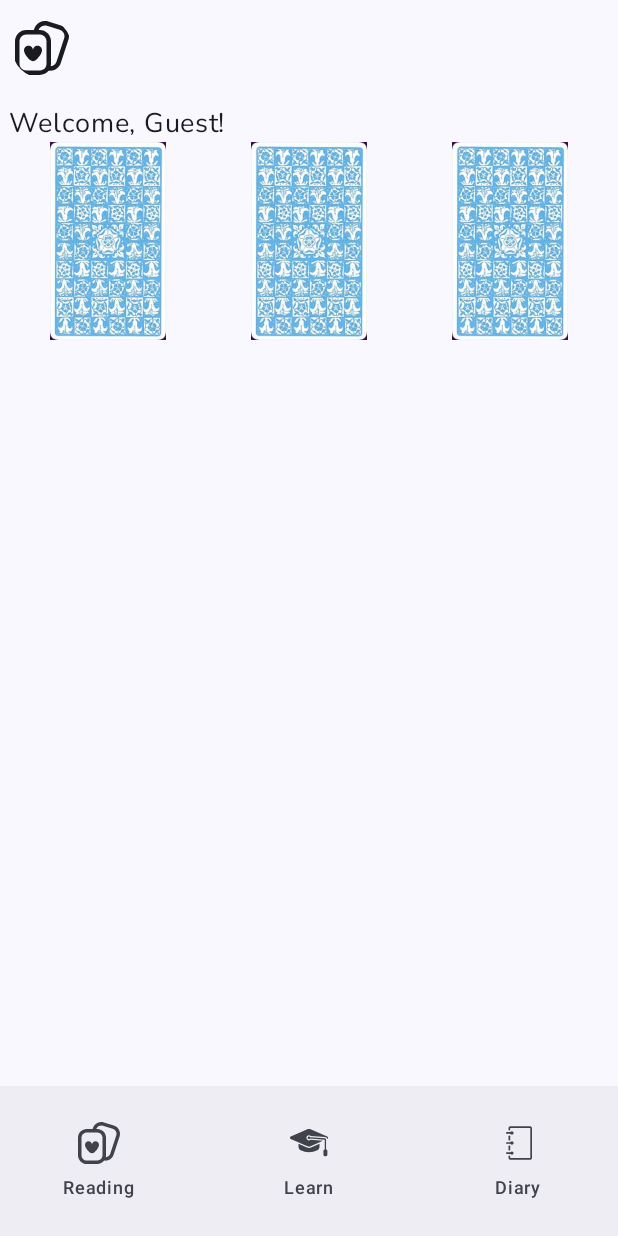
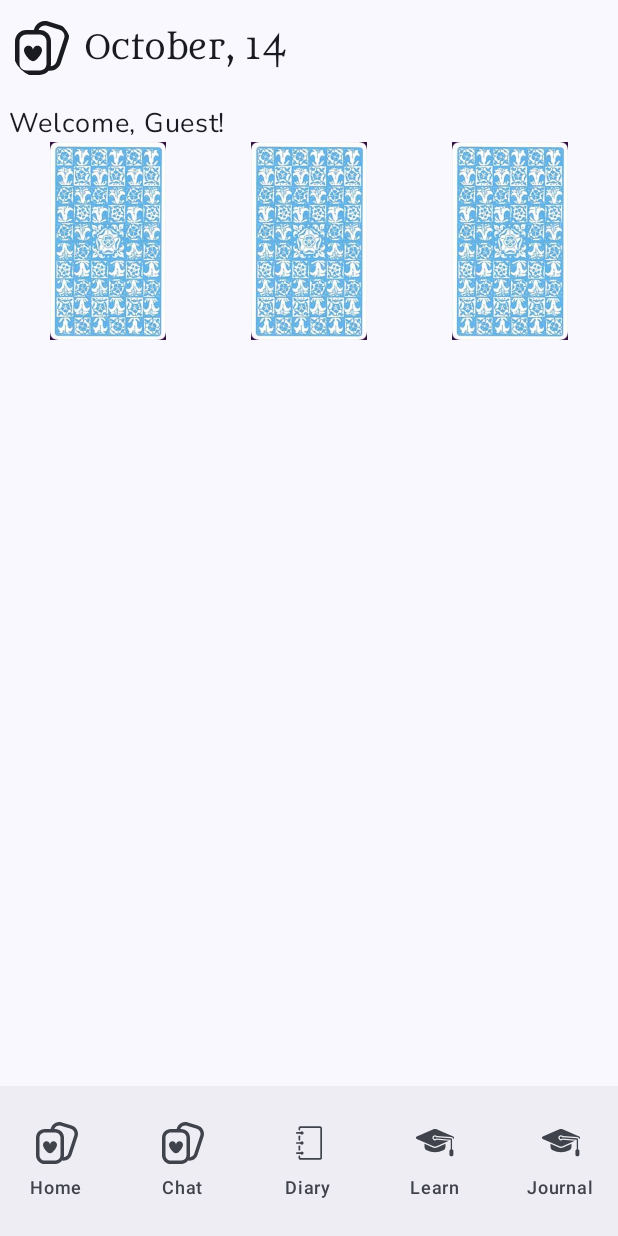
Before and after one commit to chlenPolitbureau/ai-tarot-reader-android-app, an Android app built with Jetpack Compose: the screen it shows after launch (MainActivity), after a tap on "Next", on a phone screen of 412 x 824 dp. Run offline under Robolectric (Android 15) with nearby library versions, the phone set to English and light mode, and no system bars; our stand-ins replace constraintlayout-compose.

Commit message:
Navigation AppSettings Journal

```diff
--- a/app/build.gradle.kts
+++ b/app/build.gradle.kts
@@ -2,6 +2,7 @@ plugins {
     alias(libs.plugins.android.application)
     alias(libs.plugins.jetbrains.kotlin.android)
     alias(libs.plugins.kotlin.serialization)
+//    id("com.google.protobuf") version "0.9.1"
 //    id("org.jetbrains.kotlin.plugin.serialization") version "1.8.10"
 }
 
@@ -71,6 +72,7 @@ dependencies {
     implementation("androidx.lifecycle:lifecycle-viewmodel-compose:2.6.2")
     implementation("androidx.compose.runtime:runtime-livedata:1.5.4")
     implementation("org.jetbrains.kotlinx:kotlinx-serialization-json:1.6.0")
+    implementation("org.jetbrains.kotlinx:kotlinx-collections-immutable:0.3.5")
     implementation("androidx.compose.material3:material3:1.3.0")
     implementation("com.squareup.retrofit2:retrofit:2.9.0")
     implementation("com.squareup.retrofit2:converter-moshi:2.9.0")
@@ -78,6 +80,8 @@ dependencies {
     implementation("com.squareup.moshi:moshi-kotlin:1.14.0")
     implementation("com.jakewharton.retrofit:retrofit2-kotlinx-serialization-converter:1.0.0")
     implementation("com.squareup.okhttp3:logging-interceptor:4.11.0")
+    implementation("androidx.datastore:datastore:1.1.1")
+    implementation ("com.google.protobuf:protobuf-javalite:3.10.0")
     implementation(libs.material)
     implementation(libs.navigation.compose)
     implementation(libs.kotlinx.serialization.json)
@@ -88,4 +92,5 @@ dependencies {
     androidTestImplementation(libs.androidx.ui.test.junit4)
     debugImplementation(libs.androidx.ui.tooling)
     debugImplementation(libs.androidx.ui.test.manifest)
+    implementation(kotlin("script-runtime"))
 }
--- /dev/null
+++ b/app/src/main/java/com/tarotreader/app/AppSettings.kt
@@ -0,0 +1,50 @@
+package com.tarotreader.app
+
+import com.tarotreader.app.model.Prediction
+import kotlinx.collections.immutable.PersistentList
+import kotlinx.collections.immutable.persistentListOf
+import kotlinx.collections.immutable.toPersistentList
+import kotlinx.serialization.ExperimentalSerializationApi
+import kotlinx.serialization.KSerializer
+import kotlinx.serialization.Serializable
+import kotlinx.serialization.Serializer
+import kotlinx.serialization.builtins.ListSerializer
+import kotlinx.serialization.descriptors.SerialDescriptor
+import kotlinx.serialization.descriptors.serialDescriptor
+import kotlinx.serialization.encoding.Decoder
+import kotlinx.serialization.encoding.Encoder
+
+@Serializable
+data class AppSettings (
+    @Serializable(with = MyPersistentListSerializer::class)
+    val predictions: PersistentList<Prediction> = persistentListOf(),
+    val language: Language = Language.ENGLISH
+)
+
+enum class Language {
+    ENGLISH, RUSSIAN, SPANISH
+}
+
+@OptIn(ExperimentalSerializationApi::class)
+@Serializer(forClass = PersistentList::class)
+class MyPersistentListSerializer(
+    private val serializer: KSerializer<String>,
+) : KSerializer<PersistentList<String>> {
+
+    private class PersistentListDescriptor :
+        SerialDescriptor by serialDescriptor<List<String>>() {
+        @ExperimentalSerializationApi
+        override val serialName: String = "kotlinx.serialization.immutable.persistentList"
+    }
+
+    override val descriptor: SerialDescriptor = PersistentListDescriptor()
+
+    override fun serialize(encoder: Encoder, value: PersistentList<String>) {
+        return ListSerializer(serializer).serialize(encoder, value)
+    }
+
+    override fun deserialize(decoder: Decoder): PersistentList<String> {
+        return ListSerializer(serializer).deserialize(decoder).toPersistentList()
+    }
+
+}
--- a/app/src/main/java/com/tarotreader/app/MainActivity.kt
+++ b/app/src/main/java/com/tarotreader/app/MainActivity.kt
@@ -1,25 +1,63 @@
 package com.tarotreader.app
 
+import android.content.Context
+import android.os.Build
 import android.os.Bundle
 import androidx.activity.ComponentActivity
 import androidx.activity.compose.setContent
 import androidx.activity.enableEdgeToEdge
+import androidx.annotation.RequiresApi
+import androidx.compose.runtime.collectAsState
+import androidx.datastore.dataStore
+import androidx.lifecycle.ViewModelProvider
 import androidx.lifecycle.viewmodel.compose.viewModel
 import com.tarotreader.app.model.ChatViewModel
+import com.tarotreader.app.model.ChatViewModelFactory
+import com.tarotreader.app.model.Prediction
 import com.tarotreader.app.ui.theme.TarotReaderTheme
+import kotlinx.collections.immutable.mutate
+
+val Context.dataStore by dataStore("settings.json", AppSettingsSerializer)
 
 class MainActivity : ComponentActivity() {
+    @RequiresApi(Build.VERSION_CODES.O)
     override fun onCreate(savedInstanceState: Bundle?) {
         super.onCreate(savedInstanceState)
         enableEdgeToEdge()
         setContent {
             TarotReaderTheme {
-                val chatViewModel = viewModel<ChatViewModel>()
+//                val dataStore = dataStore.data.collectAsState(
+//                    initial = AppSettings()
+//                )
+                val dataStore = dataStore
+                val viewModelFactory = ChatViewModelFactory(dataStore)
+                val chatViewModel = ViewModelProvider(this, viewModelFactory)[ChatViewModel::class.java]
+//                val chatViewModel = viewModel<ChatViewModel>() // main Viewmodel initiator
+//                val chatViewModel = ChatViewModel(dataStore=dataStore)
                 TarotReaderApp(
+                    dataStore = dataStore,
                     chatViewModel = chatViewModel,
                     context = this
                 )
             }
         }
     }
+
+    private suspend fun setLanguage(language: Language) {
+        dataStore.updateData {
+            it.copy(
+                language = language
+            )
+        }
+    }
+
+    private suspend fun addPrediction(prediction: Prediction) {
+        dataStore.updateData {
+            it.copy(
+                predictions = it.predictions.mutate {
+                    it.add(prediction)
+                }
+            )
+        }
+    }
 }
--- a/app/src/main/java/com/tarotreader/app/TarotReaderApp.kt
+++ b/app/src/main/java/com/tarotreader/app/TarotReaderApp.kt
@@ -1,16 +1,11 @@
 package com.tarotreader.app
 
 import android.content.Context
-import androidx.annotation.DrawableRes
-import androidx.annotation.StringRes
-import androidx.compose.foundation.Image
-import androidx.compose.foundation.layout.Arrangement
-import androidx.compose.foundation.layout.Column
-import androidx.compose.foundation.layout.fillMaxWidth
+import android.os.Build
+import androidx.annotation.RequiresApi
 import androidx.compose.foundation.layout.height
 import androidx.compose.foundation.layout.padding
 import androidx.compose.foundation.layout.size
-import androidx.compose.foundation.lazy.LazyRow
 import androidx.compose.material3.DrawerState
 import androidx.compose.material3.DrawerValue
 import androidx.compose.material3.ExperimentalMaterial3Api
@@ -23,25 +18,24 @@ import androidx.compose.material3.Text
 import androidx.compose.material3.TopAppBar
 import androidx.compose.material3.rememberDrawerState
 import androidx.compose.runtime.Composable
+import androidx.compose.runtime.State
+import androidx.compose.runtime.collectAsState
 import androidx.compose.runtime.getValue
+import androidx.compose.runtime.mutableStateOf
+import androidx.compose.runtime.remember
 import androidx.compose.runtime.rememberCoroutineScope
-import androidx.compose.ui.Alignment
 import androidx.compose.ui.Modifier
-import androidx.compose.ui.draw.clip
-import androidx.compose.ui.graphics.RectangleShape
 import androidx.compose.ui.res.painterResource
 import androidx.compose.ui.res.stringResource
 import androidx.compose.ui.unit.dp
+import androidx.datastore.core.DataStore
 import androidx.navigation.NavHostController
-import androidx.navigation.NavType
 import androidx.navigation.compose.NavHost
 import androidx.navigation.compose.composable
 import androidx.navigation.compose.currentBackStackEntryAsState
 import androidx.navigation.compose.rememberNavController
-import androidx.navigation.navArgument
-import com.tarotreader.app.data.AppRoutes
-import com.tarotreader.app.data.BottomAppBarDataSource
-import com.tarotreader.app.model.BottomBarMenuItem
+import androidx.navigation.toRoute
+import com.tarotreader.app.data.BottomBarMenuItem
 import com.tarotreader.app.model.ChatViewModel
 import com.tarotreader.app.ui.ChatView
 import com.tarotreader.app.ui.ContentTabs
@@ -49,77 +43,115 @@ import com.tarotreader.app.ui.ContentViewPage
 import com.tarotreader.app.ui.FeatureDescriptionScreen
 import com.tarotreader.app.ui.MainScreen
 import com.tarotreader.app.ui.NavDrawer
+import com.tarotreader.app.ui.PredictionHistoryView
+import kotlinx.coroutines.flow.StateFlow
 import kotlinx.coroutines.launch
+import kotlinx.serialization.Serializable
+import java.time.LocalDate
+import java.time.format.DateTimeFormatter
 
 
+@RequiresApi(Build.VERSION_CODES.O)
 @Composable
 fun TarotReaderApp(
     context: Context,
+    dataStore: DataStore<AppSettings>,
     chatViewModel: ChatViewModel,
-    navController: NavHostController = rememberNavController(),
-    items: List<BottomBarMenuItem> = BottomAppBarDataSource.items
+    navController: NavHostController = rememberNavController()
 ) {
     val backStackEntry by navController.currentBackStackEntryAsState()
-    val currentScreen = AppRoutes.valueOf(
-        backStackEntry?.destination?.route ?: AppRoutes.Main.name
+    val currentScreen = backStackEntry?.destination
+        ?.route?.removePrefix("com.tarotreader.app.") ?: ""
+    val screenTitle = remember { mutableStateOf("") }
+    val currentDate = LocalDate.now()
+    val formatter = DateTimeFormatter.ofPattern("MMMM, dd")
+    val showBars = remember { mutableStateOf(true) }
+
+    val contentType = remember { mutableStateOf("") }
+
+    val dataStoreState = dataStore.data.collectAsState(
+        initial = AppSettings()
     )
+
+    fun updateContentType(name: String) {
+        contentType.value = name
+    }
+
+
+    if (currentScreen == "Intro") {
+            showBars.value = false
+        }
+    else if (currentScreen == "Main") {
+            screenTitle.value = currentDate.format(formatter)
+            showBars.value = true
+        }
+    else if (currentScreen.contains("Content") ) {
+            screenTitle.value = "About the ${contentType.value}"
+        }
+    else {
+        screenTitle.value = currentScreen
+    }
 
     Scaffold(
         topBar = {
+            if(showBars.value) {
                 TarotReaderAppBar(
-                currentScreen = currentScreen,
-                canNavigateBack = navController.previousBackStackEntry != null,
-                navigateUp = { navController.navigateUp() }
+                    currentScreen = screenTitle.value,
                 )
+            }
         },
         bottomBar = {
+            if(showBars.value) {
                 RealBottomBar(
                     currentScreen = currentScreen,
-                items = items,
                     navController = navController
                 )
+            }
         }
     ) {
         innerPadding ->
         NavHost(
             navController = navController,
-            startDestination = AppRoutes.Intro.name,
+            startDestination = Intro,
             modifier = Modifier.padding(innerPadding)
         ) {
-            val contentRoute = "content/{type}/{id}"
-
-            composable(route = AppRoutes.Intro.name) {
+            composable<Intro> {
                 FeatureDescriptionScreen(
                     onNextButtonClicked = {
-                        navController.navigate(AppRoutes.Main.name)
+                        navController.navigate(Main)
                     }
                 )
             }
-            composable(route = AppRoutes.Main.name) {
+            composable<Main> {
                 MainScreen(
                     navController = navController
                 )
             }
-            composable(route = AppRoutes.Chat.name) {
+            composable<Chat> {
                 ChatView(
                     chatViewModel = chatViewModel
                 )
             }
-            composable(route = AppRoutes.Learn.name) {
+            composable<Learn> {
                 ContentTabs(
                     navController = navController
                 )
             }
-            composable(
-                route = contentRoute,
-                arguments = listOf(
-                    navArgument("type") { type = NavType.StringType },
-                    navArgument("id") { type = NavType.StringType }
+            composable<Journal> {
+                PredictionHistoryView(
+                    predictions = dataStoreState.value.predictions,
+//                    navController = navController
                 )
-            ) { backStackEntry ->
-                val type = backStackEntry.arguments?.getString("type")
-                val id = backStackEntry.arguments?.getString("id")
-                ContentViewPage(type = type, id = id, onClose = {})
+            }
+            composable<Content> {
+                val args = it.toRoute<Content>()
+                ContentViewPage(
+                    type = args.type,
+                    id = args.id,
+                    postback = ::updateContentType,
+                    onClose = {},
+                    navController = navController
+                )
             }
         }
     }
@@ -128,13 +160,14 @@ fun TarotReaderApp(
 @OptIn(ExperimentalMaterial3Api::class)
 @Composable
 fun TopAppBarClass(
+    screenTitle: String,
     modifier: Modifier = Modifier,
     drawerState: DrawerState
 ) {
     val scope = rememberCoroutineScope()
 
     TopAppBar(
-        title = { },
+        title = { Text(screenTitle) },
         navigationIcon = {
             IconButton(
                 onClick = { scope.launch { drawerState.open() } },
@@ -159,81 +192,53 @@ fun TopAppBarClass(
 @OptIn(ExperimentalMaterial3Api::class)
 @Composable
 fun TarotReaderAppBar(
-    currentScreen: AppRoutes,
-    canNavigateBack: Boolean,
-    navigateUp: () -> Unit,
+    currentScreen: String,
     modifier: Modifier = Modifier
 ) {
     val scope = rememberCoroutineScope()
     val drawerState = rememberDrawerState(DrawerValue.Closed)
 
-    if(currentScreen != AppRoutes.Intro) {
-        TopAppBarClass(modifier, drawerState)
+    TopAppBarClass(currentScreen, modifier, drawerState)
     NavDrawer(
         drawerState = drawerState,
         scope = scope) {
     }
 }
-}
 
-@OptIn(ExperimentalMaterial3Api::class)
 @Composable
-fun TarotReaderBottomBar(
-    currentScreen: AppRoutes,
-    items: List<BottomBarMenuItem>,
+fun RealBottomBar(
+    currentScreen: String,
     navController: NavHostController,
     modifier: Modifier = Modifier
 ) {
-    if(currentScreen != AppRoutes.Intro) {
-        LazyRow (
-            horizontalArrangement = Arrangement.SpaceAround,
-            modifier = Modifier.fillMaxWidth()
-        ) {
-            items(items.size) {
-                    index ->
-                BottomAppBarItem(
-                    text = items[index].title,
-                    icon = items[index].icon,
-                    onClick = { navController.navigate(items[index].route) })
-            }
-        }
-    }
-}
+    val items = listOf(
+        BottomBarMenuItem(
+            text = R.string.home,
+            icon = R.drawable.playing_cards_svgrepo_com,
+            navigate = { navController.navigate(Main) }
+        ),
+        BottomBarMenuItem(
+            text = R.string.chat,
+            icon = R.drawable.playing_cards_svgrepo_com,
+            navigate = { navController.navigate(Chat) }
+        ),
+        BottomBarMenuItem(
+            text = R.string.diary,
+            icon = R.drawable.diary_svgrepo_com,
+            navigate = { navController.navigate(Journal) }
+        ),
+        BottomBarMenuItem(
+            text = R.string.learn,
+            icon = R.drawable.learn_svgrepo_com,
+            navigate = { navController.navigate(Learn) }
+        ),
+        BottomBarMenuItem(
+            text = R.string.journal,
+            icon = R.drawable.learn_svgrepo_com,
+            navigate = { navController.navigate(Journal) }
+        )
 
-@Composable
-fun BottomAppBarItem(
-    @StringRes text: Int,
-    @DrawableRes icon: Int,
-    onClick: () -> Unit,
-    modifier: Modifier = Modifier
-) {
-    Column (
-        horizontalAlignment = Alignment.CenterHorizontally,
-        modifier = modifier
-    ) {
-        IconButton(
-            onClick = onClick
-        ) {
-            Icon(
-                painter = painterResource(id = icon),
-                contentDescription = text.toString(),
-                modifier = Modifier
-                    .clip(RectangleShape)
-                    .padding(4.dp)
     )
-        }
-        Text(stringResource(text))
-    }
-}
-
-@Composable
-fun RealBottomBar(
-    currentScreen: AppRoutes,
-    items: List<BottomBarMenuItem>,
-    navController: NavHostController,
-    modifier: Modifier = Modifier
-) {
-    if(currentScreen != AppRoutes.Intro) {
     NavigationBar(
         modifier = modifier.height(100.dp)
         ) {
@@ -242,15 +247,35 @@ fun RealBottomBar(
                 icon = {
                     Icon(
                         painter = painterResource(id = item.icon),
-                            contentDescription = item.title.toString(),
+                        contentDescription = item.text.toString(),
                         modifier = Modifier.size(28.dp)
                         )
                        },
-                    label = { Text(stringResource(item.title)) },
-                    onClick = { navController.navigate(item.route) },
-                    selected = currentScreen.name == item.route
+                label = { Text(stringResource(item.text)) },
+                onClick = item.navigate,
+                selected = currentScreen == item.text.toString()
             )
         }
     }
 }
-}
+
+@Serializable
+object Intro
+
+@Serializable
+object Main
+
+@Serializable
+object Journal
+
+@Serializable
+object Chat
+
+@Serializable
+object Learn
+
+@Serializable
+data class Content(
+    val type: String,
+    val id: String
+)
--- a/app/src/main/java/com/tarotreader/app/data/BottomAppBarDataSource.kt
+++ b/app/src/main/java/com/tarotreader/app/data/BottomAppBarDataSource.kt
@@ -1,34 +1,10 @@
 package com.tarotreader.app.data
 
+import androidx.annotation.DrawableRes
 import androidx.annotation.StringRes
-import com.tarotreader.app.R
-import com.tarotreader.app.model.BottomBarMenuItem
 
-object BottomAppBarDataSource {
-    val items = listOf(
-        BottomBarMenuItem(
-            title = R.string.Reading,
-            icon = R.drawable.playing_cards_svgrepo_com,
-            route = AppRoutes.Chat.name
-        ),
-        BottomBarMenuItem(
-            title = R.string.Learn,
-            icon = R.drawable.learn_svgrepo_com,
-            route = AppRoutes.Learn.name
-        ),
-        BottomBarMenuItem(
-            title = R.string.Diary,
-            icon = R.drawable.diary_svgrepo_com,
-            route = AppRoutes.Journal.name
-        )
-    )
-}
-
-enum class AppRoutes(@StringRes val title: Int) {
-    Intro(title = R.string.intro),
-    Main(title = R.string.main),
-    Chat(title = R.string.chat),
-    Test(title = R.string.test),
-    Learn(title = R.string.learn),
-    Journal(title = R.string.diary)
-}
+data class BottomBarMenuItem(
+    @StringRes val text: Int,
+    @DrawableRes val icon: Int,
+    val navigate: () -> Unit
+)
--- a/app/src/main/java/com/tarotreader/app/data/RetrofitClient.kt
+++ b/app/src/main/java/com/tarotreader/app/data/RetrofitClient.kt
@@ -9,7 +9,7 @@ import retrofit2.converter.moshi.MoshiConverterFactory
 import java.util.concurrent.TimeUnit
 
 object RetrofitClient {
-    private const val BASE_URL = "http://45.91.171.49:5000/"
+    private const val BASE_URL = "http://45.91.171.49/"
     private val logging = HttpLoggingInterceptor().setLevel(HttpLoggingInterceptor.Level.BODY)
 
     private val okHttpClient = OkHttpClient.Builder()
--- a/app/src/main/java/com/tarotreader/app/model/BottomBarMenuItem.kt
+++ /dev/null
@@ -1,11 +0,0 @@
-package com.tarotreader.app.model
-
-import androidx.annotation.DrawableRes
-import androidx.annotation.StringRes
-import com.tarotreader.app.data.AppRoutes
-
-data class BottomBarMenuItem(
-    @StringRes val title: Int,
-    @DrawableRes val icon: Int,
-    val route: String
-)
--- a/app/src/main/java/com/tarotreader/app/model/CardData.kt
+++ b/app/src/main/java/com/tarotreader/app/model/CardData.kt
@@ -15,7 +15,14 @@ enum class Suites {
     }
 }
 
-enum class TarotCard(val suite: Suites, @DrawableRes val img: Int) {
+enum class TarotCard(
+    val suite: Suites,
+    @DrawableRes val img: Int,
+    val descriptionUpright: String? = null,
+    val descriptionReversed: String? = null,
+    val affiliationUpright: List<String>? = null,
+    val affiliationReversed: List<String>? = null
+) {
     The_Fool(suite = Suites.MAJOR, img = R.drawable.m00),
     The_Magician(suite = Suites.MAJOR, img = R.drawable.m01),
     The_High_Priestess(suite = Suites.MAJOR, img = R.drawable.m02),
--- /dev/null
+++ b/app/src/main/java/com/tarotreader/app/model/ChatViewModelFactory.kt
@@ -0,0 +1,17 @@
+package com.tarotreader.app.model
+
+import androidx.datastore.core.DataStore
+import androidx.lifecycle.ViewModel
+import androidx.lifecycle.ViewModelProvider
+import com.tarotreader.app.AppSettings
+
+@Suppress("UNCHECKED_CAST")
+class ChatViewModelFactory(
+    private val dataStore: DataStore<AppSettings>
+): ViewModelProvider.Factory {
+    override fun <T : ViewModel> create(modelClass: Class<T>): T {
+        if (modelClass.isAssignableFrom(ChatViewModel::class.java))
+            return ChatViewModel(dataStore) as T
+        throw IllegalArgumentException("Unknown ViewModel class")
+    }
+}
--- a/app/src/main/java/com/tarotreader/app/ui/MainScreen.kt
+++ b/app/src/main/java/com/tarotreader/app/ui/MainScreen.kt
@@ -16,14 +16,12 @@ import androidx.compose.ui.res.painterResource
 import androidx.compose.ui.res.stringResource
 import androidx.compose.ui.unit.dp
 import androidx.navigation.NavHostController
-import com.tarotreader.app.data.BottomAppBarDataSource
-import com.tarotreader.app.model.BottomBarMenuItem
 import com.tarotreader.app.model.TarotCard
 import com.tarotreader.app.ui.theme.Typography
 
 @Composable
 fun MainScreen(
-    items: List<BottomBarMenuItem> = BottomAppBarDataSource.items,
+    title: String = "Main",
     navController: NavHostController
 ) {
     Column(
--- a/app/src/main/res/values/Routes.xml
+++ b/app/src/main/res/values/Routes.xml
@@ -1,10 +1,11 @@
 <?xml version="1.0" encoding="utf-8"?>
 <resources>
-
     <string name="intro">Intro</string>
     <string name="main">Main</string>
     <string name="chat">Chat</string>
     <string name="test">Test</string>
     <string name="learn">Learn</string>
     <string name="diary">Diary</string>
+    <string name="home">Home</string>
+    <string name="journal">Journal</string>
 </resources>
```
Also changed, not shown: app/src/main/java/com/tarotreader/app/AppSettingsSerializer.kt (added, +34 -0 lines), app/src/main/java/com/tarotreader/app/model/ChatViewModel.kt (+34 -3 lines), app/src/main/java/com/tarotreader/app/ui/ChatView.kt (+16 -11 lines), app/src/main/java/com/tarotreader/app/ui/ContentView.kt (+59 -14 lines), app/src/main/java/com/tarotreader/app/ui/LearnScreen.kt (+7 -1 lines), app/src/main/java/com/tarotreader/app/ui/PredictionHistoryView.kt (added, +49 -0 lines), app/src/main/res/drawable/background_horizontal.png (added), 1 other file. Lines whose indentation alone changed are shown as unchanged.
